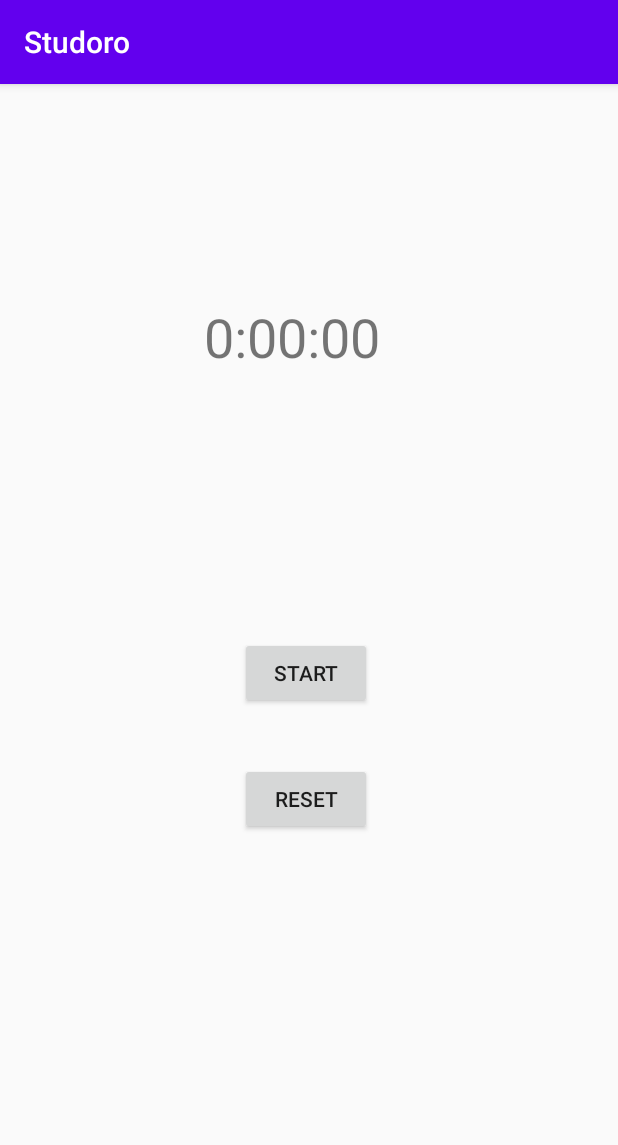
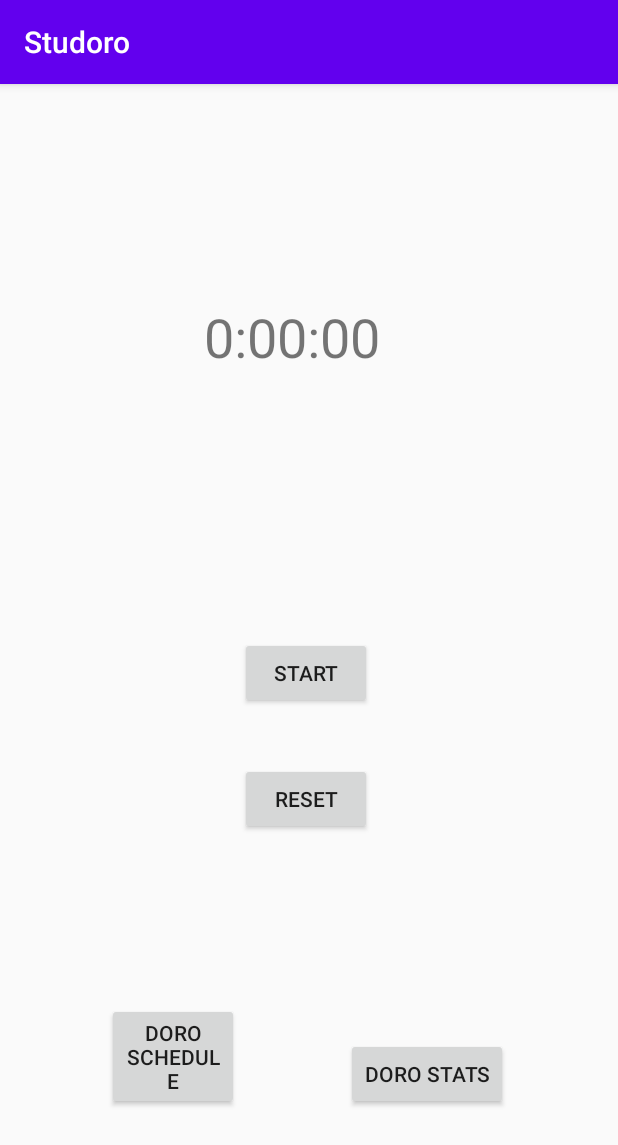
Before and after one commit to ASingh2320/Studoro, an Android app: the screen it shows after launch (MainActivity), on a phone screen of 412 x 824 dp. Shown: the top 1145 px of the screen. Run offline under Robolectric (Android 15) with nearby library versions, the phone set to English and light mode, and no system bars.

```diff
--- a/app/src/main/java/com/example/studoro/MainActivity.java
+++ b/app/src/main/java/com/example/studoro/MainActivity.java
@@ -1,6 +1,8 @@
 package com.example.studoro;
 
 import androidx.appcompat.app.AppCompatActivity;
+
+import android.content.Intent;
 import android.os.Bundle;
 import android.os.Handler;
 import android.view.View;
@@ -21,8 +23,11 @@ public class MainActivity extends AppCompatActivity {
         setContentView(R.layout.activity_main);
         initStartButton();
         initResetButton();
+        initPastButton();
+        initFutureButton();
         runTimer();
     }
+
 
     public void initStartButton() {
         final Button startButton = findViewById(R.id.startButton);
@@ -72,4 +77,36 @@ public class MainActivity extends AppCompatActivity {
             }
         });
     }
+
+    private void initPastButton() {
+        Button pastbtn = (Button) findViewById(R.id.pastbutton);
+        pastbtn.setOnClickListener(new View.OnClickListener() {
+            @Override
+            public void onClick(View v) {
+                openPastActivity();
+            }
+        });
+    }
+    private void openPastActivity() {
+        Intent intent = new Intent(this, PastActivity.class);
+        startActivity(intent);
+    }
+
+
+    private void initFutureButton() {
+        Button futurebtn = (Button) findViewById(R.id.futurebutton);
+        futurebtn.setOnClickListener(new View.OnClickListener() {
+            @Override
+            public void onClick(View v) {
+                openFutureActivity();
+            }
+        });
+    }
+
+    private void openFutureActivity() {
+        Intent intent = new Intent(this, FutureActivity.class);
+        startActivity(intent);
+    }
+
+
 }
--- a/app/src/main/res/layout/activity_main.xml
+++ b/app/src/main/res/layout/activity_main.xml
@@ -41,4 +41,33 @@
         app:layout_constraintStart_toStartOf="parent"
         app:layout_constraintTop_toBottomOf="@+id/timerDisplay" />
 
+    <Button
+        android:id="@+id/pastbutton"
+        android:layout_width="wrap_content"
+        android:layout_height="wrap_content"
+        android:layout_marginStart="32dp"
+        android:layout_marginLeft="32dp"
+        android:layout_marginEnd="32dp"
+        android:layout_marginRight="32dp"
+        android:layout_marginBottom="84dp"
+        android:text="Doro Stats"
+        app:layout_constraintBottom_toBottomOf="parent"
+        app:layout_constraintEnd_toEndOf="parent"
+        app:layout_constraintHorizontal_bias="0.829"
+        app:layout_constraintStart_toStartOf="parent" />
+
+    <Button
+        android:id="@+id/futurebutton"
+        android:layout_width="88dp"
+        android:layout_height="wrap_content"
+        android:layout_marginStart="32dp"
+        android:layout_marginLeft="32dp"
+        android:layout_marginEnd="32dp"
+        android:layout_marginRight="32dp"
+        android:layout_marginBottom="84dp"
+        android:text="Doro Schedule"
+        app:layout_constraintBottom_toBottomOf="parent"
+        app:layout_constraintEnd_toStartOf="@+id/pastbutton"
+        app:layout_constraintStart_toStartOf="parent" />
+
 </androidx.constraintlayout.widget.ConstraintLayout>
--- a/build.gradle
+++ b/build.gradle
@@ -5,7 +5,7 @@ buildscript {
         jcenter()
     }
     dependencies {
-        classpath "com.android.tools.build:gradle:4.0.0"
+        classpath 'com.android.tools.build:gradle:4.1.1'
 
         // NOTE: Do not place your application dependencies here; they belong
         // in the individual module build.gradle files
```
Also changed, not shown: app/build.gradle (+9 -1 lines), app/src/main/AndroidManifest.xml (+5 -3 lines), gradle/wrapper/gradle-wrapper.properties.
